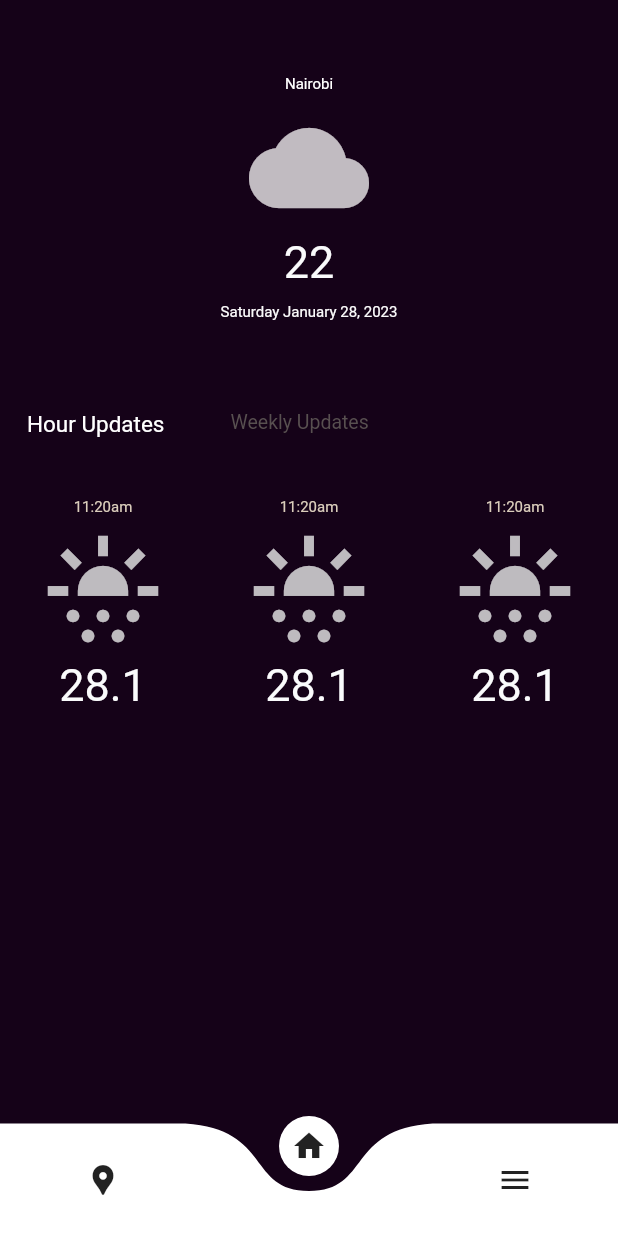
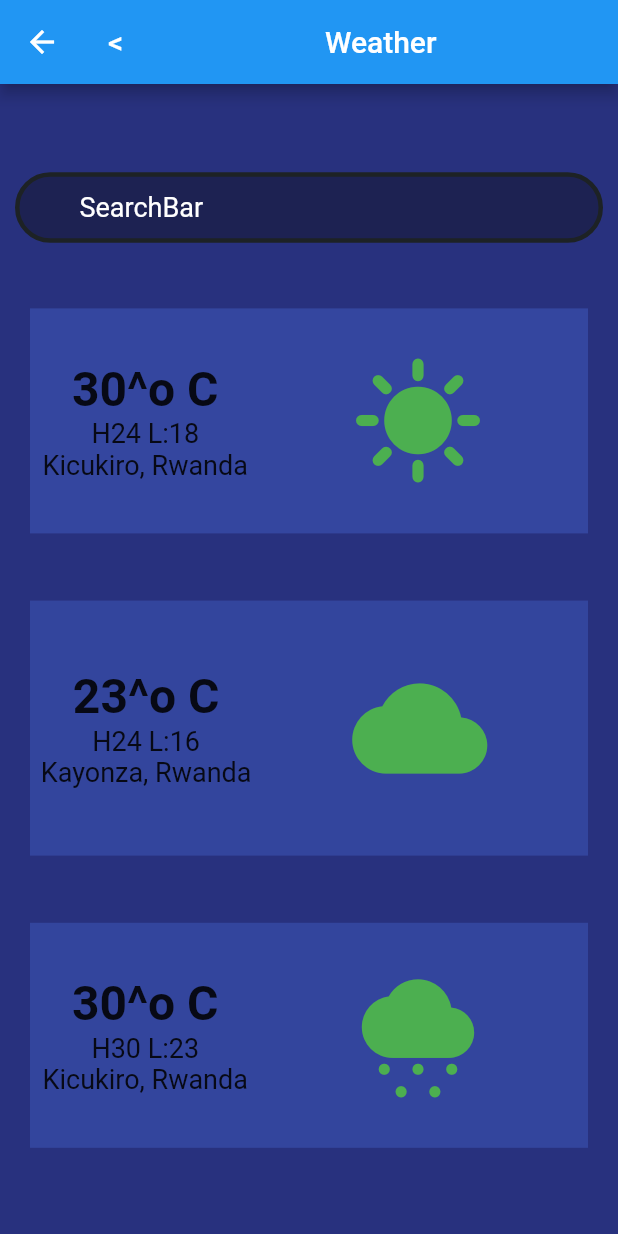
Before and after one commit to SOnatti/Flutter_projects, a Flutter app: the screen it shows after launch, item 2 of the bottom bar chosen, on a phone screen of 412 x 824 dp. Run offline on Flutter 3.47's test engine with Material 2 defaults, Android fonts, the phone set to English and light mode, and no system bars; drawn by our look-alikes of curved_navigation_bar.

Commit message:
routing
home and weather lists screens

```diff
--- a/weather_app/lib/components/home.dart
+++ b/weather_app/lib/components/home.dart
@@ -1,6 +1,8 @@
+// ignore_for_file: prefer_const_constructors, prefer_typing_uninitialized_variables, no_leading_underscores_for_local_identifiers, unnecessary_new, duplicate_ignore
 
+import 'package:curved_navigation_bar/curved_navigation_bar.dart';
 import 'package:flutter/material.dart';
-import 'package:curved_navigation_bar/curved_navigation_bar.dart';
+import 'package:weather_app/components/weather1.list.dart';
 import 'widgets/hourly.text.widget.dart';
 import 'widgets/location_current.widget.dart';
 import 'widgets/updates.view.dart';
@@ -20,41 +22,58 @@ class Home extends StatefulWidget {
 
 // ignore: camel_case_types
 class _homeState extends State<Home> {
-
   @override
   Widget build(BuildContext context) {
     return Scaffold(
       // contains bottom navigation.
-      backgroundColor: const Color.fromARGB(255, 21, 2, 24),
+      backgroundColor: Color(0xFF28317e),
+
+      body: Column(
+        crossAxisAlignment: CrossAxisAlignment.center,
+        children: [
+          weatherLocation(
+              "Kigali", Icons.wb_cloudy, "22", "Saturday January 28, 2023"),
+          const SizedBox(height: 60),
+          HourText("Hour Updates", "Weekly Updates"),
+          const SizedBox(
+            height: 40,
+          ),
+          upDates("11:20am", Icons.sunny_snowing, "28.1"),
+        ],
+      ),
+      bottomNavigationBar: CurvedNavigationBar(
+        backgroundColor: Color.fromARGB(255, 95, 100, 139),
+        // ignore: prefer_const_literals_to_create_immutables
+        items: <Widget>[
+          Icon(Icons.location_pin),
+          Icon(Icons.home),
+          Icon(Icons.menu),
+        ],
+        animationDuration: const Duration(milliseconds: 150),
+        color: Colors.white,
+
+       //routing.
+        onTap: (int index) {
+          var _index;
+          // ignore: duplicate_ignore
+          setState(() =>_index =index);if (_index==0) {
+            // ignore: unnecessary_new
+            var route = new MaterialPageRoute(builder: (BuildContext context) => new Home());
+            Navigator.of(context).push(route);
+
+          }
+          else if(_index == 1){
+            var route = new MaterialPageRoute(builder:(BuildContext context)=> new Weather1());
+            Navigator.of(context).push(route);
+          } else if (_index == 3){
+            var route = new MaterialPageRoute(builder: (BuildContext context)=> new Home());
+            Navigator.of(context).push(route);
+          }}
 
 
-      body:Column(
+          )
+        ,
 
-        crossAxisAlignment: CrossAxisAlignment.center,
-        children: [
-          weatherLocation("Nairobi", Icons.wb_cloudy, "22", "Saturday January 28, 2023"),
-          const SizedBox(height:60),
-          HourText("Hour Updates", "Weekly Updates"),
-          const SizedBox(height: 40,),
-          upDates("11:20am", Icons.sunny_snowing, "28.1"),
-
-
-        ],
-
-      ),
-
-
-
-      bottomNavigationBar: CurvedNavigationBar(
-        backgroundColor: const Color.fromARGB(255, 21, 2, 24),
-        // ignore: prefer_const_literals_to_create_immutables
-        items: [
-        const Icon(Icons.location_pin),
-        const Icon(Icons.home),
-        const Icon(Icons.menu),
-
-      ],
-      animationDuration: const Duration(milliseconds: 150),),
     );
   }
 }
--- /dev/null
+++ b/weather_app/lib/components/weather1.list.dart
@@ -0,0 +1,116 @@
+// ignore_for_file: prefer_const_constructors, use_key_in_widget_constructors
+
+import 'package:flutter/material.dart';
+
+void main() => runApp(MaterialApp(
+  home: Weather1()
+));
+
+
+class Weather1 extends StatelessWidget {
+  @override
+  Widget build(BuildContext context) {
+    return Scaffold(
+
+      backgroundColor: Color(0xFF28317e),
+      appBar: AppBar(
+        title: Text('<                           Weather'),
+        centerTitle: false,
+              ),
+      body: Container(
+        color: Color(0xFF28317e),
+        margin: const EdgeInsets.only(left: 10.0, right: 10.0, top: 20.0, bottom:20.0),
+        child: Column(
+          mainAxisAlignment: MainAxisAlignment.spaceEvenly,
+          crossAxisAlignment: CrossAxisAlignment.stretch,
+          children: <Widget>[
+            Container( ///THE SEARCHBAR
+              padding:EdgeInsets.symmetric(vertical: 10, horizontal: 40),
+              ///Giving a border for the container
+              decoration: BoxDecoration(
+                color: Color(0xFF1d2252),///BACKGROUND COLOR FOR THE SEARCHBAR
+                border: Border.all(width: 3, color: Color(0xFF1d2225)),
+                borderRadius: BorderRadius.all(Radius.circular(40)), //Giving the searchbar a circular shape
+              ), ///Styling the searchbar's
+
+              child: Text('SearchBar', style: TextStyle(fontSize: 18, color: Colors.white)),
+            ), ///THE SEARCHBAR
+            Container(
+              color:Color(0xFF34469f),
+              margin: const EdgeInsets.only(left: 10.0, right: 10.0, top: 5.0, bottom:1.0),
+              child: Row(
+                mainAxisAlignment: MainAxisAlignment.spaceEvenly,
+                children: [
+                  Column(
+                    children: const [
+                      Text('30^o C', style: TextStyle(fontWeight: FontWeight.bold, fontSize: 32)),
+                      Text('H24 L:18', style: TextStyle(fontSize: 18)),
+                      Text('Kicukiro, Rwanda',style: TextStyle(fontSize: 18)),
+                    ],
+                  ),
+                  Column(
+                    children: [
+                      Container(
+                        padding:EdgeInsets.symmetric(vertical: 30, horizontal: 60),
+                        child: Icon(Icons.sunny, color: Colors.green[500], size: 90,),
+                      )
+                    ],
+                  ),
+                ],
+              ),
+            ), ///A container that holds a row for a certain weather
+            Container(
+              color:Color(0xF334469f),
+              margin: const EdgeInsets.only(left: 10.0, right: 10.0, top: 5.0, bottom:1.0),
+              child: Row(
+                mainAxisAlignment: MainAxisAlignment.spaceEvenly,
+                children: [
+                  Column(
+                    children: const [
+                      Text('23^o C', style: TextStyle(fontWeight: FontWeight.bold, fontSize: 32)),
+                      Text('H24 L:16', style: TextStyle(fontSize: 18)),
+                      Text('Kayonza, Rwanda',style: TextStyle(fontSize: 18)),
+                    ],
+                  ),
+                  Column(
+                    children: [
+                      Container(
+                        padding:EdgeInsets.symmetric(vertical: 40, horizontal: 60),
+                        child: Icon(Icons.cloud, color: Colors.green[500], size: 90,),
+                      )
+                    ],
+                  ),
+                ],
+              ),
+            ), ///A container that holds a row for a certain weather
+            Container(
+              color:Color(0xF334469f),
+              margin: const EdgeInsets.only(left: 10.0, right: 10.0, top: 5.0, bottom:0),
+              child: Row(
+                mainAxisAlignment: MainAxisAlignment.spaceEvenly,
+                children: [
+                  Column(
+                    children: const [
+                      Text('30^o C', style: TextStyle(fontWeight: FontWeight.bold, fontSize: 32)),
+                      Text('H30 L:23', style: TextStyle(fontSize: 18)),
+                      Text('Kicukiro, Rwanda',style: TextStyle(fontSize: 18)),
+                    ],
+                  ),
+                  Column(
+                    children: [
+                      Container(
+                        padding:EdgeInsets.symmetric(vertical: 30, horizontal: 60),
+                        child: Icon(Icons.cloudy_snowing, color: Colors.green[500], size: 90,),
+                      )
+                    ],
+                  ),
+                ],
+              ),
+            ), ///A container that holds a row for a certain weather
+          ],
+        ),
+      ),
+
+    );
+  }
+}
--- a/weather_app/lib/components/widgets/location_current.widget.dart
+++ b/weather_app/lib/components/widgets/location_current.widget.dart
@@ -12,7 +12,7 @@ Widget weatherLocation(String location, IconData icon, String temperature , Stri
           SizedBox(
           height: 50.0,
         ),
-         Text("$location", style: TextStyle(fontSize: 10,color: Color.fromARGB(255, 255, 255, 255)),
+         Text("$location", style: TextStyle(fontSize: 15,color: Color.fromARGB(255, 255, 255, 255)),
         ),
           SizedBox(
           height: 10.0,
--- a/weather_app/lib/main.dart
+++ b/weather_app/lib/main.dart
@@ -1,21 +1,7 @@
-// ignore_for_file: prefer_const_constructors
+// ignore_for_file: prefer_const_constructors, unused_field
 
 import 'package:flutter/material.dart';
 import "components/home.dart";
 
-void main() {
-  runApp(MyApp());
-}
-
-class MyApp extends StatelessWidget {
-  //root
-  //set keys
-  const MyApp({Key? key}) : super(key: key);
-  @override
-  Widget build(BuildContext context) {
-    return MaterialApp(
-      debugShowCheckedModeBanner: false,
-      home: Home(),
-    );
-  }
-}
+void main() =>
+    runApp(MaterialApp(debugShowCheckedModeBanner: false, home: Home()));
```
